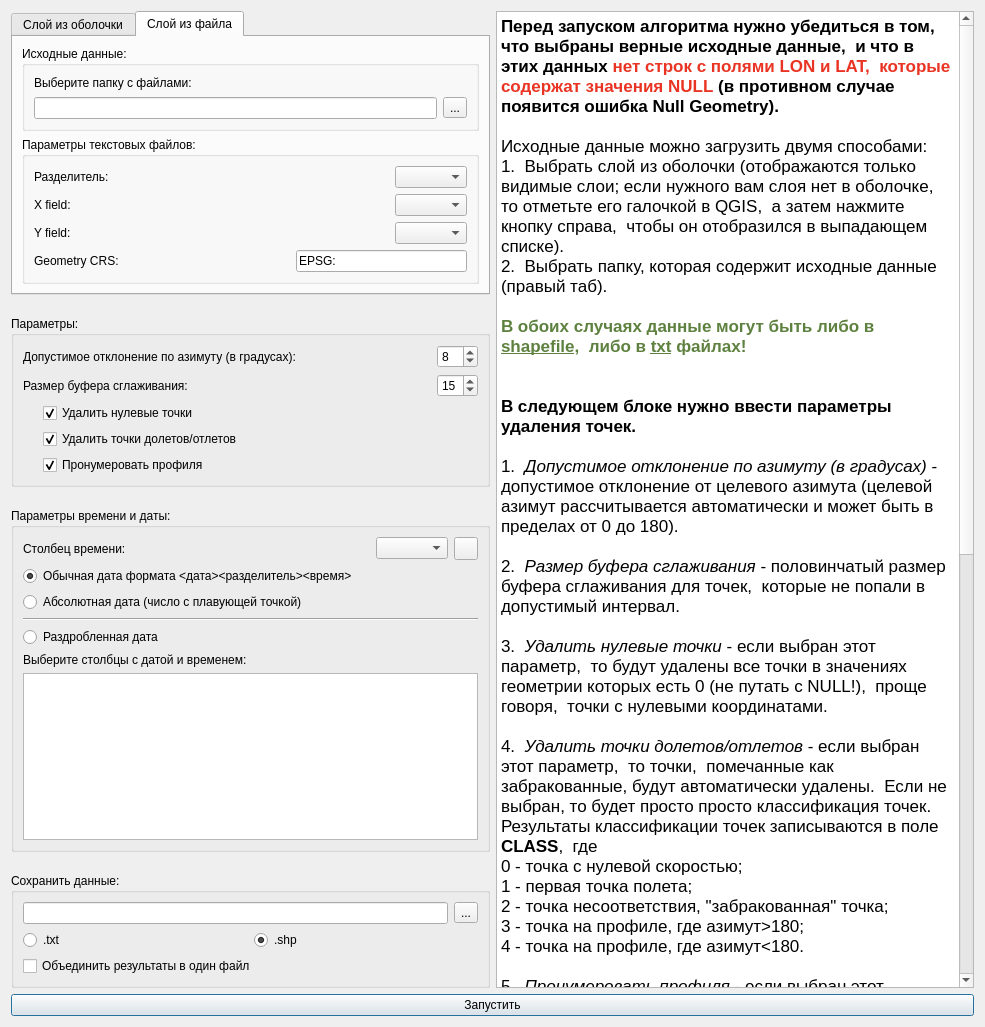
vedmitt/Argest, file bpla_plugin_flights_dialog_base.ui: the form before one commit.
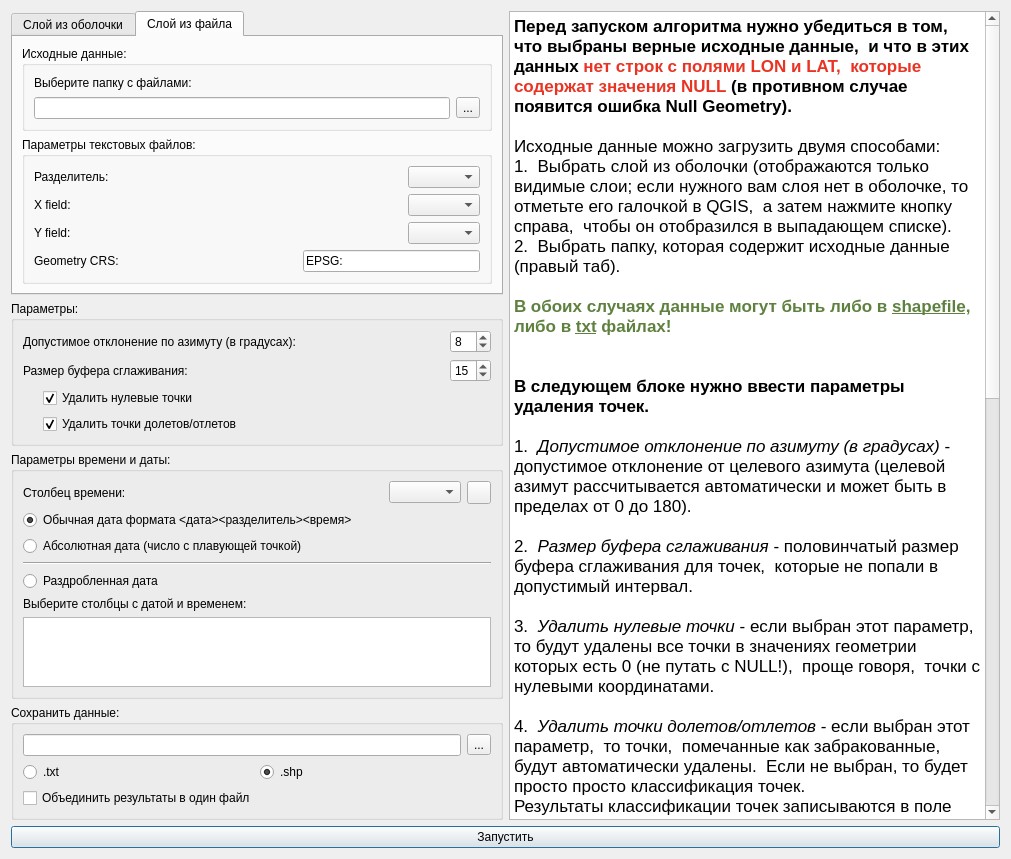
The form after the commit. Icons and pictures are not drawn.

Diff of the .ui file:
```diff
--- a/bpla_plugin_flights_dialog_base.ui
+++ b/bpla_plugin_flights_dialog_base.ui
@@ -6,8 +6,8 @@
    <rect>
     <x>0</x>
     <y>0</y>
-    <width>985</width>
-    <height>1027</height>
+    <width>1011</width>
+    <height>832</height>
    </rect>
   </property>
   <property name="windowTitle">
@@ -359,16 +359,6 @@
               </property>
              </widget>
             </item>
-            <item>
-             <widget class="QCheckBox" name="chb_num">
-              <property name="text">
-               <string>Пронумеровать профиля</string>
-              </property>
-              <property name="checked">
-               <bool>true</bool>
-              </property>
-             </widget>
-            </item>
            </layout>
           </item>
          </layout>
```
Left out of the diff: 4 changed lines with no effect on the pictures.
